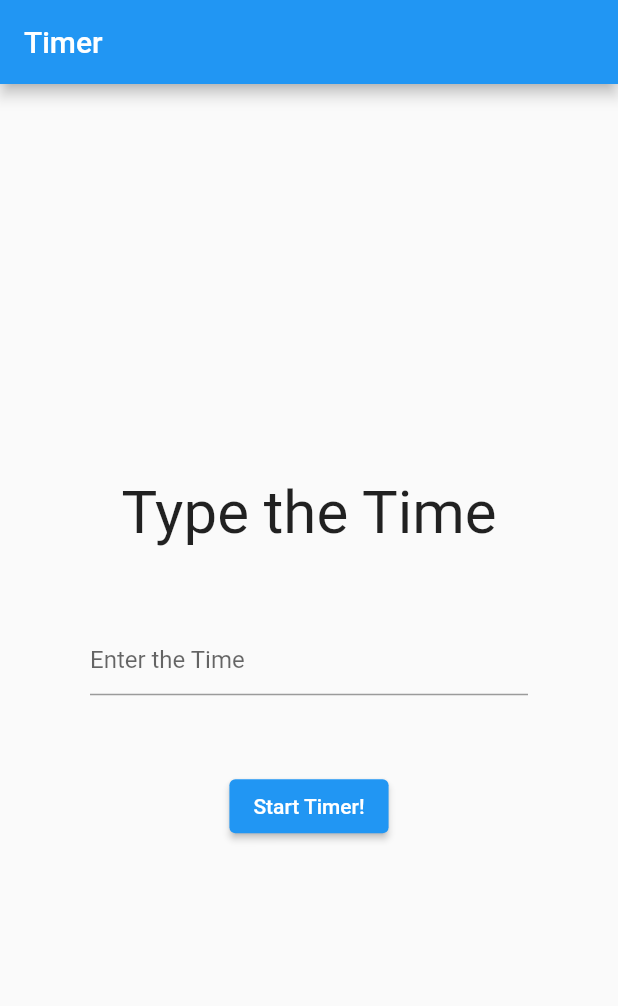
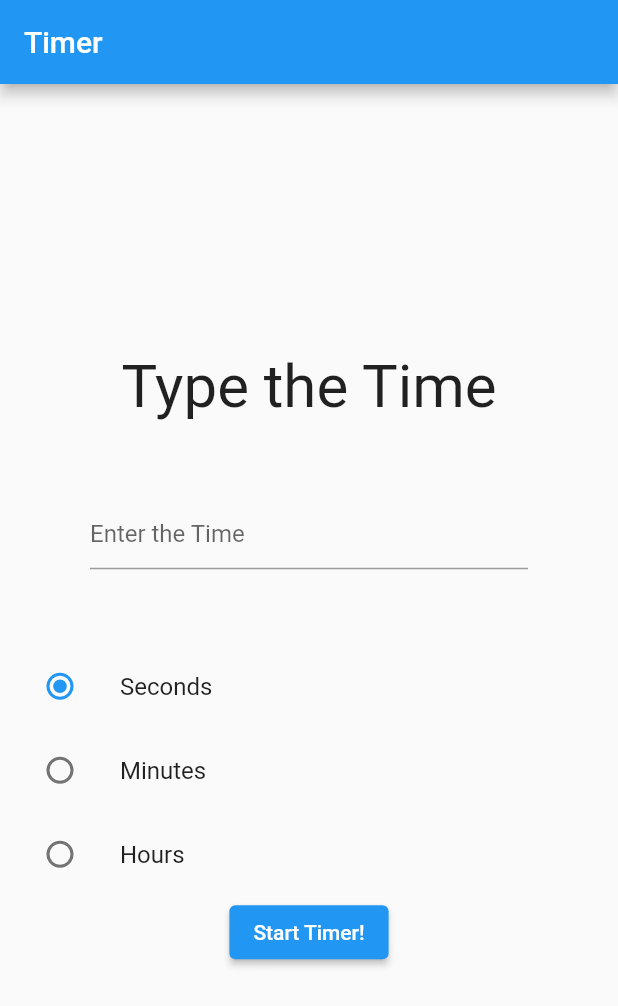
Before and after one commit to MythHill/TimerApp, a Flutter app: the screen it shows after launch, on a phone screen of 412 x 824 dp. Shown: the top 1006 px of the screen. Run offline on Flutter 3.47's test engine with Material 2 defaults, Android fonts, the phone set to English and light mode, and no system bars.

Commit message:
Version 1.0.1

```diff
--- a/lib/Screens/Home.dart
+++ b/lib/Screens/Home.dart
@@ -2,6 +2,8 @@ import 'dart:async';
 
 import 'package:flutter/material.dart';
 import 'package:timerapp/Screens/TimerScreen.dart';
+
+enum Choices { Seconds, Minutes, Hours}
 
 
 class Home extends StatefulWidget {
@@ -13,6 +15,7 @@ class Home extends StatefulWidget {
 
 class _HomeState extends State<Home> {
   var value;
+  Choices? _choices = Choices.Seconds;
   @override
   Widget build(BuildContext context) {
     return Scaffold(
@@ -33,8 +36,44 @@ class _HomeState extends State<Home> {
              },
              keyboardType: TextInputType.number,
              )),
+             Column(
+               children: [
+                 ListTile(
+                   title: Text('Seconds'),
+                   leading: Radio<Choices>(groupValue: _choices,
+                   value: Choices.Seconds,
+                   onChanged: (value){
+                     setState(() {
+                       _choices = value;
+                     });
+                   },)
+                 ),
+                  ListTile(
+                   title: Text('Minutes'),
+                   leading: Radio<Choices>(groupValue: _choices,
+                   value: Choices.Minutes,
+                   onChanged: (value){
+                     setState(() {
+                       _choices = value;
+                     });
+                   },)
+                 ),
+                  ListTile(
+                   title: Text('Hours'),
+                   leading: Radio<Choices>(groupValue: _choices,
+                   value: Choices.Hours,
+                   onChanged: (value){
+                     setState(() {
+                       _choices = value;
+                     });
+                   },)
+                 )
+               ],
+             ),
              ElevatedButton(onPressed: (){
-               Navigator.push(context,  MaterialPageRoute(builder: (context) => TimerScreen(time: int.parse(value))));
+               Navigator.push(context,  MaterialPageRoute(builder: (context) => TimerScreen(time: int.parse(value),
+               timeFormat: _choices,
+               )));
              }, child: Text('Start Timer!'))
              ],
         ),
--- a/lib/Screens/TimerScreen.dart
+++ b/lib/Screens/TimerScreen.dart
@@ -1,12 +1,14 @@
 import 'dart:async';
 
 import 'package:flutter/material.dart';
+import 'package:timerapp/Screens/Home.dart';
 
 class TimerScreen extends StatefulWidget {
-  const TimerScreen({ Key? key, required this.time}) : super(key: key);
+  const TimerScreen({ Key? key, required this.time, required this.timeFormat}) : super(key: key);
 
 
   final time;
+  final timeFormat;
 
   @override
   _TimerScreenState createState() => _TimerScreenState();
@@ -26,6 +28,30 @@ class _TimerScreenState extends State<TimerScreen> {
 
   void StartTimerSeconds(){
     timer = Timer.periodic(Duration(seconds: 1), (_){
+      if (seconds > 0){
+        setState((){
+          --seconds;
+          isStarted = true;
+        });
+      } else {
+        stopTimer();
+      }
+    });
+  }
+  void StartTimerMinutes(){
+    timer = Timer.periodic(Duration(minutes: 1), (_){
+      if (seconds > 0){
+        setState((){
+          --seconds;
+          isStarted = true;
+        });
+      } else {
+        stopTimer();
+      }
+    });
+  }
+  void StartTimerHours(){
+    timer = Timer.periodic(Duration(hours: 1), (_){
       if (seconds > 0){
         setState((){
           --seconds;
@@ -99,7 +125,7 @@ class _TimerScreenState extends State<TimerScreen> {
              )
            ],
          ):
-          ElevatedButton(onPressed: StartTimerSeconds, child: Text('Start')),
+          ElevatedButton(onPressed: () { widget.timeFormat == Choices.Hours ? StartTimerHours() : widget.timeFormat == Choices.Minutes ? StartTimerMinutes() : StartTimerSeconds();} , child: Text('Start')),
           ],)),
 
     );
```
